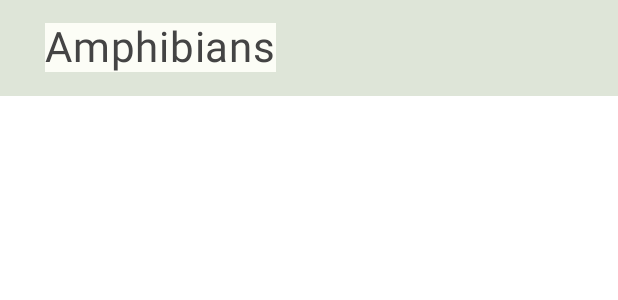
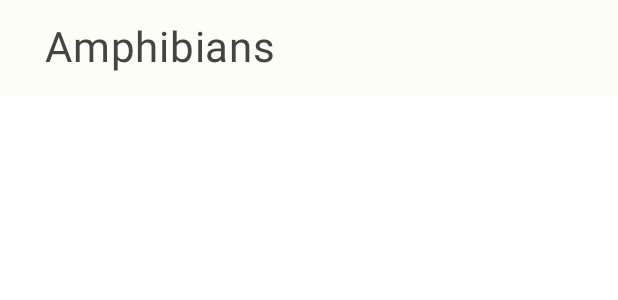
Before and after one commit to alinachroma/Amphibians, an Android app built with Jetpack Compose: the @Preview function AmphibiansTopBarPreviews, on a phone screen of 412 x 824 dp. Shown: the top 300 px of the screen. Run offline under Robolectric (Android 15) with nearby library versions, the phone set to English and light mode, and no system bars.

Commit message:
added top bar color

```diff
--- a/app/src/main/java/com/example/amphibians/ui/items/AmphibiansTopBar.kt
+++ b/app/src/main/java/com/example/amphibians/ui/items/AmphibiansTopBar.kt
@@ -1,15 +1,14 @@
 package com.example.amphibians.ui.items
 
-import androidx.compose.foundation.background
 import androidx.compose.foundation.layout.padding
 import androidx.compose.material3.ExperimentalMaterial3Api
 import androidx.compose.material3.MaterialTheme
 import androidx.compose.material3.Text
 import androidx.compose.material3.TopAppBar
+import androidx.compose.material3.TopAppBarDefaults
 import androidx.compose.runtime.Composable
 import androidx.compose.ui.Modifier
 import androidx.compose.ui.res.dimensionResource
-import com.example.amphibians.data.Amphibian
 import com.example.amphibians.R
 import com.example.amphibians.ui.theme.AmphibiansTheme
 import com.example.amphibians.utils.ThemePreviews
@@ -21,6 +20,7 @@ fun AmphibiansTopBar(
     modifier: Modifier = Modifier
 ) {
     TopAppBar(
+        colors = TopAppBarDefaults.topAppBarColors(MaterialTheme.colorScheme.background),
         title = {
             Text(
                 text = topAppBarTitle,
@@ -29,7 +29,6 @@ fun AmphibiansTopBar(
                     .padding(
                         start = dimensionResource(id = R.dimen.padding_medium),
                         end = dimensionResource(id = R.dimen.padding_medium))
-                    .background(color = MaterialTheme.colorScheme.background)
             )
         }
     )
```
